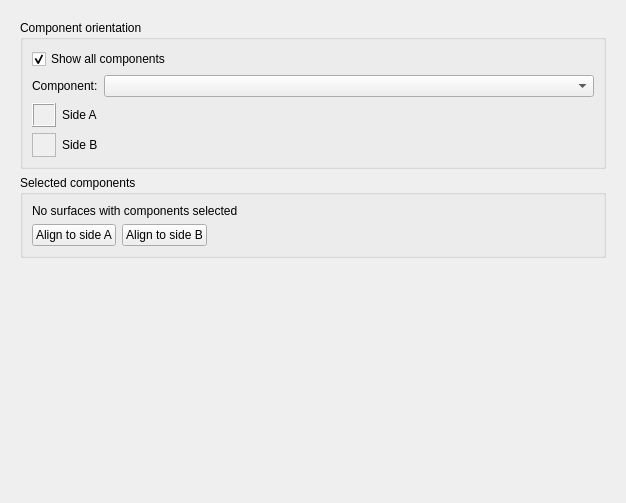
This is SIM-VICUS/src/SVPropBuildingEditWidget.ui in ghorwin/SIM-VICUS as Qt 5 draws it before an edit. The edited form follows.
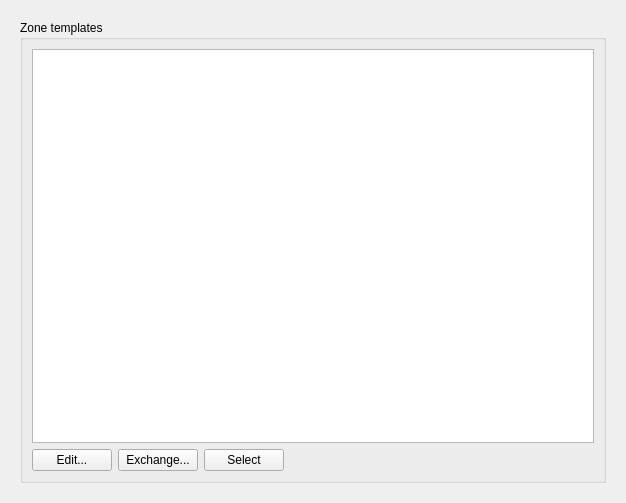
This is the edited form. The open tabs and pages were chosen to show the change.

Commit message: Added new property widget for zone templates, including coloring code.

Diff of the .ui file:
```diff
--- a/SIM-VICUS/src/SVPropBuildingEditWidget.ui
+++ b/SIM-VICUS/src/SVPropBuildingEditWidget.ui
@@ -357,6 +357,65 @@
        </item>
       </layout>
      </widget>
+     <widget class="QWidget" name="pageZoneTemplates">
+      <layout class="QVBoxLayout" name="verticalLayout_2">
+       <item>
+        <widget class="QGroupBox" name="groupBox_2">
+         <property name="title">
+          <string>Zone templates</string>
+         </property>
+         <layout class="QGridLayout" name="gridLayout_7">
+          <item row="1" column="3">
+           <spacer name="horizontalSpacer_5">
+            <property name="orientation">
+             <enum>Qt::Horizontal</enum>
+            </property>
+            <property name="sizeHint" stdset="0">
+             <size>
+              <width>280</width>
+              <height>20</height>
+             </size>
+            </property>
+           </spacer>
+          </item>
+          <item row="1" column="1">
+           <widget class="QPushButton" name="pushButtonExchangeZoneTemplates">
+            <property name="toolTip">
+             <string>Replaces the component association of all objects with the currently selected component.</string>
+            </property>
+            <property name="text">
+             <string>Exchange...</string>
+            </property>
+           </widget>
+          </item>
+          <item row="1" column="2">
+           <widget class="QPushButton" name="pushButtonSelectObjectsWithZoneTemplates">
+            <property name="text">
+             <string>Select</string>
+            </property>
+           </widget>
+          </item>
+          <item row="0" column="0" colspan="4">
+           <widget class="QTableWidget" name="tableWidgetZoneTemplates"/>
+          </item>
+          <item row="1" column="0">
+           <widget class="QPushButton" name="pushButtonEditZoneTemplates">
+            <property name="text">
+             <string>Edit...</string>
+            </property>
+            <property name="iconSize">
+             <size>
+              <width>24</width>
+              <height>24</height>
+             </size>
+            </property>
+           </widget>
+          </item>
+         </layout>
+        </widget>
+       </item>
+      </layout>
+     </widget>
     </widget>
    </item>
   </layout>
```
Left out of the diff: 2 changed lines with no effect on the pictures. The commit also changes 6 other files.
